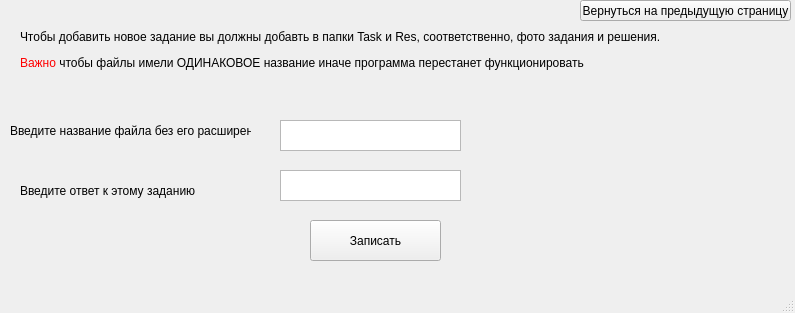
Old version of the form PyQT5_Project/AddTaskWindow.ui in the repository Topando/PYQT5_PROJECT.
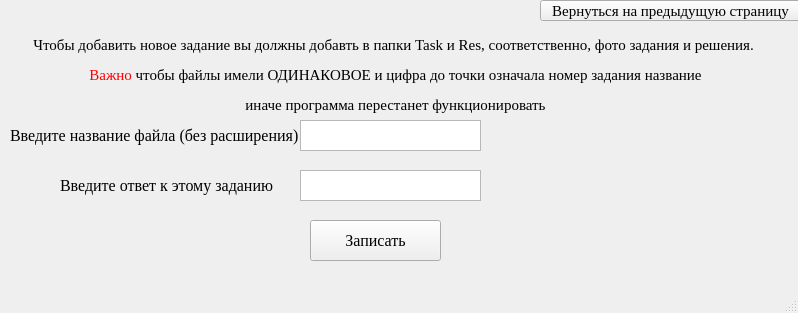
New version of the form.

Patch:
```diff
--- a/PyQT5_Project/AddTaskWindow.ui
+++ b/PyQT5_Project/AddTaskWindow.ui
@@ -6,10 +6,16 @@
    <rect>
     <x>0</x>
     <y>0</y>
-    <width>795</width>
+    <width>798</width>
     <height>313</height>
    </rect>
   </property>
+  <property name="font">
+   <font>
+    <family>Times New Roman</family>
+    <pointsize>12</pointsize>
+   </font>
+  </property>
   <property name="windowTitle">
    <string>MainWindow</string>
   </property>
@@ -18,19 +24,19 @@
     <property name="geometry">
      <rect>
       <x>10</x>
-      <y>100</y>
-      <width>241</width>
-      <height>61</height>
+      <y>120</y>
+      <width>301</width>
+      <height>31</height>
      </rect>
     </property>
     <property name="text">
-     <string>Введите название файла без его расширения</string>
+     <string>Введите название файла (без расширения)</string>
     </property>
    </widget>
    <widget class="QTextEdit" name="textEdit">
     <property name="geometry">
      <rect>
-      <x>280</x>
+      <x>300</x>
       <y>120</y>
       <width>181</width>
       <height>31</height>
@@ -40,23 +46,23 @@
    <widget class="QLabel" name="label_2">
     <property name="geometry">
      <rect>
-      <x>20</x>
-      <y>-10</y>
-      <width>781</width>
-      <height>121</height>
+      <x>0</x>
+      <y>30</y>
+      <width>791</width>
+      <height>91</height>
      </rect>
     </property>
     <property name="text">
-     <string>&lt;html&gt;&lt;head/&gt;&lt;body&gt;&lt;p&gt;Чтобы добавить новое задание вы должны добавть в папки Task и Res, соответственно, фото задания и решения. &lt;/p&gt;&lt;p&gt;&lt;span style=&quot; color:#ff0000;&quot;&gt;Важно&lt;/span&gt; чтобы файлы имели ОДИНАКОВОЕ название иначе программа перестанет функционировать&lt;/p&gt;&lt;/body&gt;&lt;/html&gt;</string>
+     <string>&lt;html&gt;&lt;head/&gt;&lt;body&gt;&lt;p align=&quot;center&quot;&gt;&lt;span style=&quot; font-size:11pt;&quot;&gt;Чтобы добавить новое задание вы должны добавть в папки Task и Res, соответственно, фото задания и решения. &lt;/span&gt;&lt;/p&gt;&lt;p align=&quot;center&quot;&gt;&lt;span style=&quot; font-size:11pt; color:#ff0000;&quot;&gt;Важно&lt;/span&gt;&lt;span style=&quot; font-size:11pt;&quot;&gt; чтобы файлы имели ОДИНАКОВОЕ и цифра до точки означала номер задания название&lt;/span&gt;&lt;/p&gt;&lt;p align=&quot;center&quot;&gt;&lt;span style=&quot; font-size:11pt;&quot;&gt;иначе программа перестанет функционировать&lt;/span&gt;&lt;/p&gt;&lt;/body&gt;&lt;/html&gt;</string>
     </property>
    </widget>
    <widget class="QLabel" name="label_3">
     <property name="geometry">
      <rect>
-      <x>20</x>
-      <y>180</y>
+      <x>60</x>
+      <y>170</y>
       <width>231</width>
-      <height>21</height>
+      <height>31</height>
      </rect>
     </property>
     <property name="text">
@@ -66,7 +72,7 @@
    <widget class="QTextEdit" name="textEdit_2">
     <property name="geometry">
      <rect>
-      <x>280</x>
+      <x>300</x>
       <y>170</y>
       <width>181</width>
       <height>31</height>
@@ -89,12 +95,18 @@
    <widget class="QPushButton" name="pushButton_2">
     <property name="geometry">
      <rect>
-      <x>580</x>
+      <x>540</x>
       <y>0</y>
-      <width>211</width>
+      <width>261</width>
       <height>21</height>
      </rect>
     </property>
+    <property name="font">
+     <font>
+      <family>Times New Roman</family>
+      <pointsize>11</pointsize>
+     </font>
+    </property>
     <property name="text">
      <string>Вернуться на предыдущую страницу</string>
     </property>
```
Left out of the diff: 4 changed lines with no effect on the pictures.
